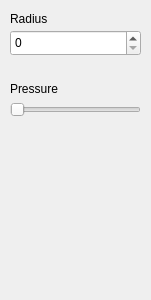
Before: the Qt Designer form src/toolSettings/smudgesettingswidget.ui in PhotoFlare/photoflare, drawn with Qt 5.
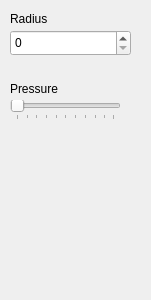
After: the same form once the commit is applied.

Patch:
```diff
--- a/src/toolSettings/smudgesettingswidget.ui
+++ b/src/toolSettings/smudgesettingswidget.ui
@@ -44,20 +44,23 @@
     <rect>
      <x>10</x>
      <y>100</y>
-     <width>131</width>
+     <width>111</width>
      <height>20</height>
     </rect>
    </property>
    <property name="orientation">
     <enum>Qt::Horizontal</enum>
    </property>
+   <property name="tickPosition">
+    <enum>QSlider::TicksBelow</enum>
+   </property>
   </widget>
   <widget class="QSpinBox" name="spinBox">
    <property name="geometry">
     <rect>
      <x>10</x>
      <y>30</y>
-     <width>131</width>
+     <width>121</width>
      <height>26</height>
     </rect>
    </property>
```
Left out of the diff: 2 changed lines with no effect on the pictures.
